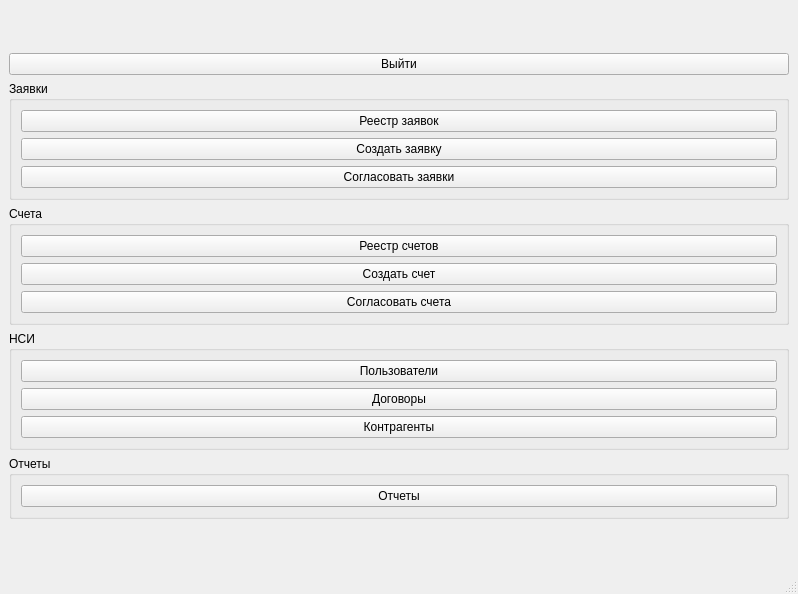
The window that interfaces/mainwindow.ui (RichCake/Kursovoj-proekt-Karpov-313IS) describes before a commit, drawn with Qt 5.
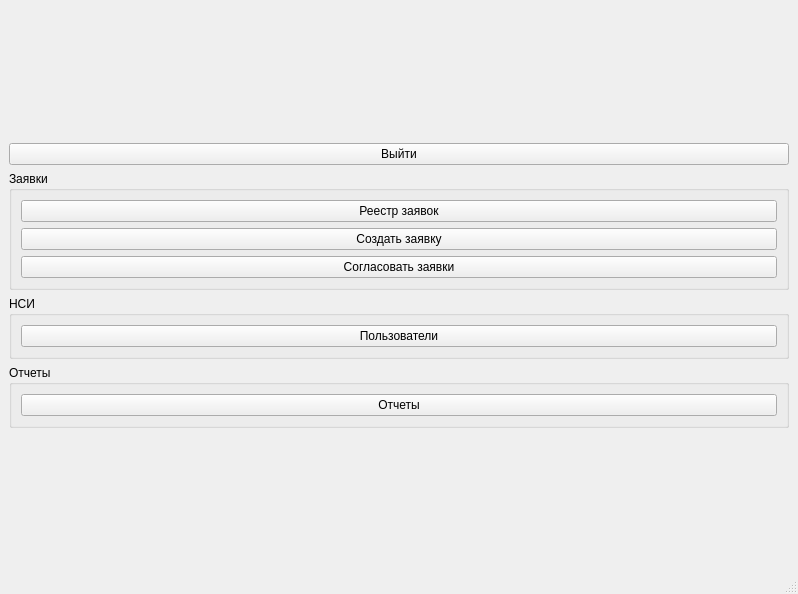
The same window after the commit.

Commit message: delete invoice_app

```diff
--- a/interfaces/mainwindow.ui
+++ b/interfaces/mainwindow.ui
@@ -98,42 +98,6 @@
           </layout>
          </widget>
         </item>
-        <item>
-         <widget class="QGroupBox" name="groupBox">
-          <property name="sizePolicy">
-           <sizepolicy hsizetype="Preferred" vsizetype="Fixed">
-            <horstretch>0</horstretch>
-            <verstretch>0</verstretch>
-           </sizepolicy>
-          </property>
-          <property name="title">
-           <string>Счета</string>
-          </property>
-          <layout class="QVBoxLayout" name="verticalLayout_4">
-           <item>
-            <widget class="QPushButton" name="invoice_registry_btn">
-             <property name="text">
-              <string>Реестр счетов</string>
-             </property>
-            </widget>
-           </item>
-           <item>
-            <widget class="QPushButton" name="create_invoice_btn">
-             <property name="text">
-              <string>Создать счет</string>
-             </property>
-            </widget>
-           </item>
-           <item>
-            <widget class="QPushButton" name="accept_invoice_btn">
-             <property name="text">
-              <string>Согласовать счета</string>
-             </property>
-            </widget>
-           </item>
-          </layout>
-         </widget>
-        </item>
         <item>
          <widget class="QGroupBox" name="groupBox_3">
           <property name="sizePolicy">
@@ -153,20 +117,6 @@
              </property>
             </widget>
            </item>
-           <item>
-            <widget class="QPushButton" name="contract_registry_btn">
-             <property name="text">
-              <string>Договоры</string>
-             </property>
-            </widget>
-           </item>
-           <item>
-            <widget class="QPushButton" name="vendor_btn">
-             <property name="text">
-              <string>Контрагенты</string>
-             </property>
-            </widget>
-           </item>
           </layout>
          </widget>
         </item>
```
The commit also changes 15 other files.
